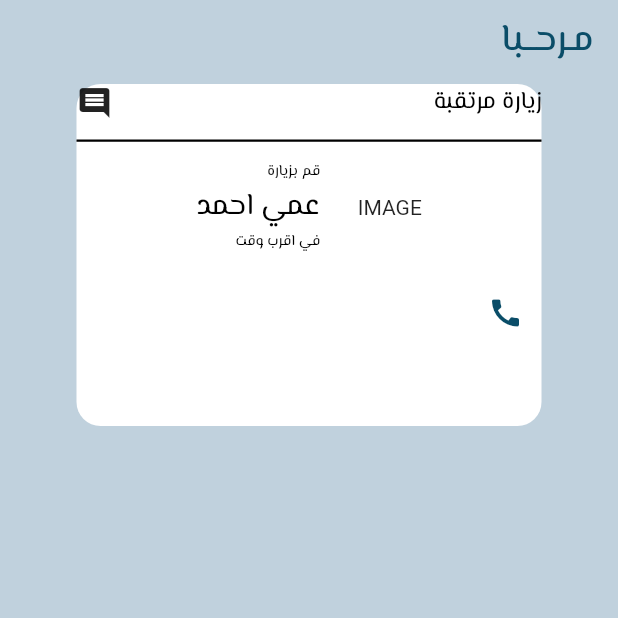
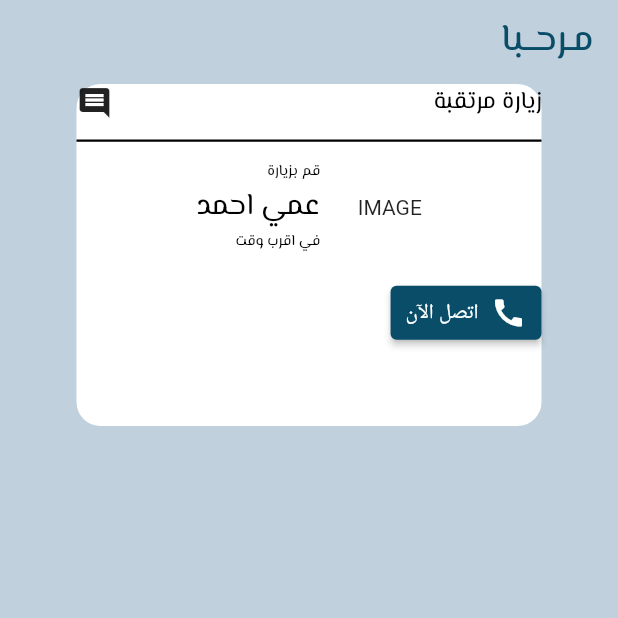
Before and after one commit to PredatoryEagle/korbaa, a Flutter app: the screen it shows after launch, on a phone screen of 412 x 824 dp, the top half of it. Run offline on Flutter 3.47's test engine with Material 2 defaults, Android fonts, the light colour scheme and no system bars.

Commit message:
add button

```diff
--- a/lib/main.dart
+++ b/lib/main.dart
@@ -118,9 +118,10 @@ class _MyHomePageState extends State<MyHomePage> {
                     SizedBox(
                       height: 15.0,
                     ),
-                    IconButton.filled(onPressed:(){}, icon:
-                    Icon(Icons.call,
-                    color: Color(0xff0A4D68),
+                    ElevatedButton.icon(onPressed: (){}, icon: Icon(Icons.call), label: Text('اتصل الآن'),
+                    style:  ElevatedButton.styleFrom(
+                      backgroundColor: Color(0xff0A4D68),
+                      padding: EdgeInsetsDirectional.symmetric(horizontal: 10.0)
                     ),
                     ),
                     ],
```
